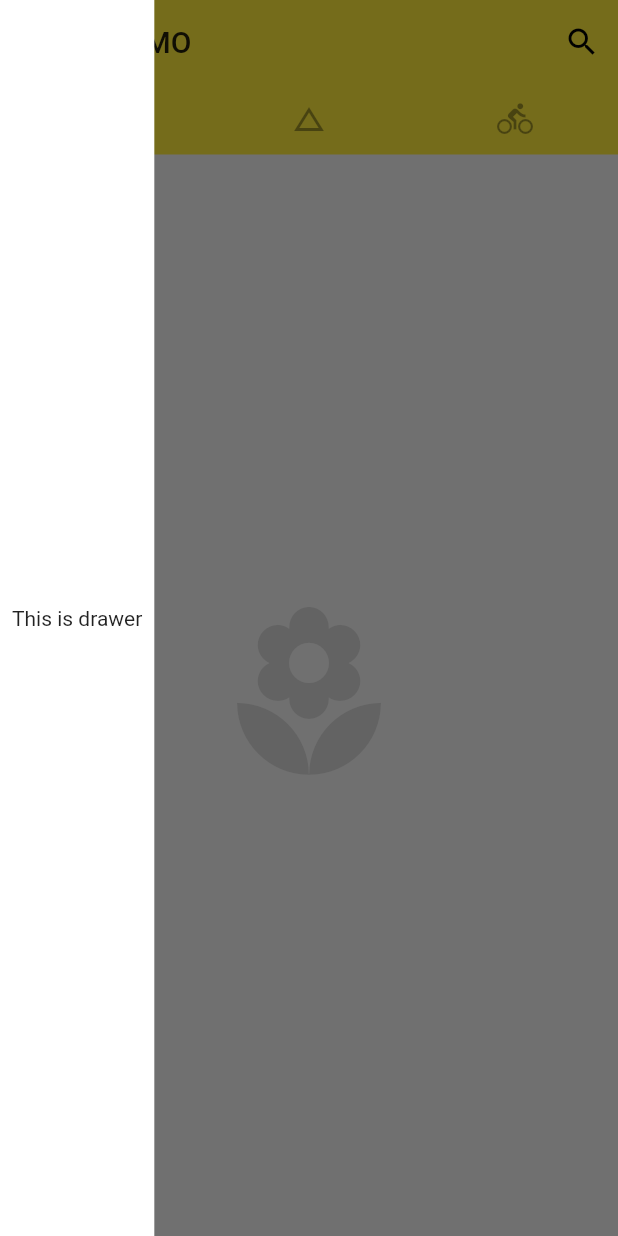
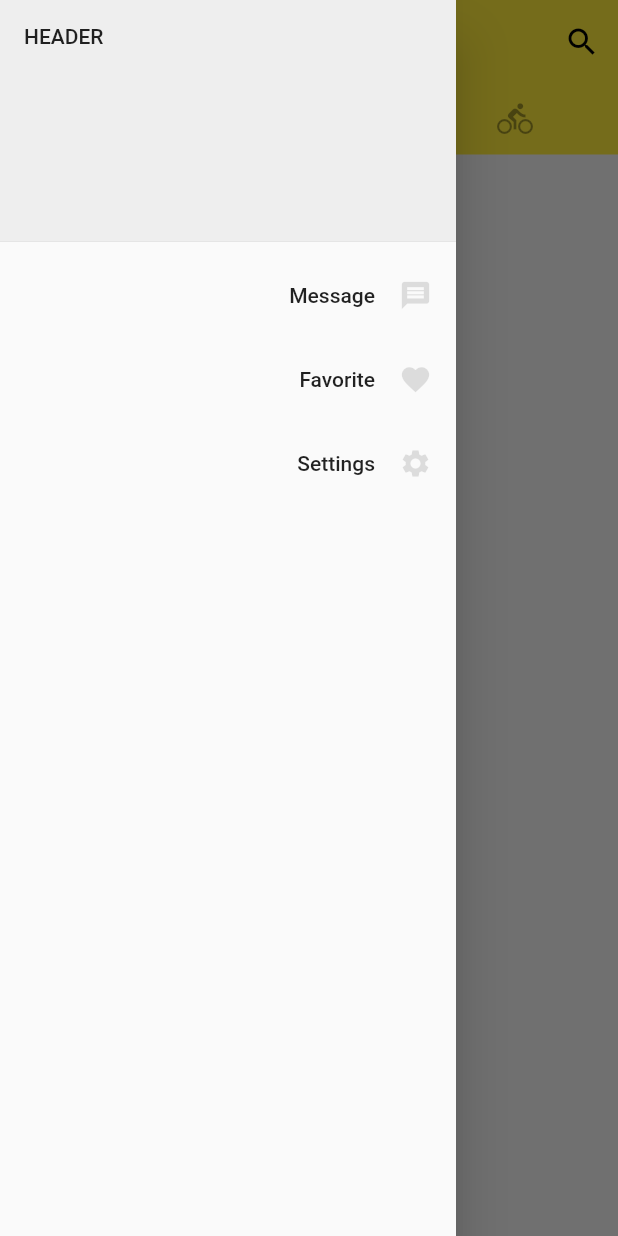
Before and after one commit to SymphonyZhang/demo_flutter, a Flutter app: the screen it shows after launch, with the side drawer open, on a phone screen of 412 x 824 dp. Run offline on Flutter 3.47's test engine with Material 2 defaults, Android fonts, the phone set to English and light mode, and no system bars.

Commit message:
Drawer：在抽屉里使用 ListView， DrawerHeader，ListTile

```diff
--- a/lib/main.dart
+++ b/lib/main.dart
@@ -57,13 +57,49 @@ class Home extends StatelessWidget {
             Icon(Icons.directions_bike, size: 128.0, color: Colors.black12),
           ],
         ),
-        drawer: Container(
-          color: Colors.white,
-          padding: EdgeInsets.all(8.0),
-          child: Column(
-            mainAxisAlignment: MainAxisAlignment.center,
+        drawer: Drawer(
+          child: ListView(
+            padding: EdgeInsets.zero,
             children: <Widget>[
-              Text('This is drawer'),
+              DrawerHeader(
+                child: Text('header'.toUpperCase()),
+                decoration: BoxDecoration(
+                  color: Colors.grey[200],
+                ),
+              ),
+              ListTile(
+                title: Text(
+                  'Message',
+                  textAlign: TextAlign.end,
+                ),
+                trailing: Icon(
+                  Icons.message,
+                  color: Colors.black12,
+                  size: 22.0,
+                ),
+              ),
+              ListTile(
+                title: Text(
+                  'Favorite',
+                  textAlign: TextAlign.end,
+                ),
+                trailing: Icon(
+                  Icons.favorite,
+                  color: Colors.black12,
+                  size: 22.0,
+                ),
+              ),
+              ListTile(
+                title: Text(
+                  'Settings',
+                  textAlign: TextAlign.end,
+                ),
+                trailing: Icon(
+                  Icons.settings,
+                  color: Colors.black12,
+                  size: 22.0,
+                ),
+              ),
             ],
           ),
         ),
```
